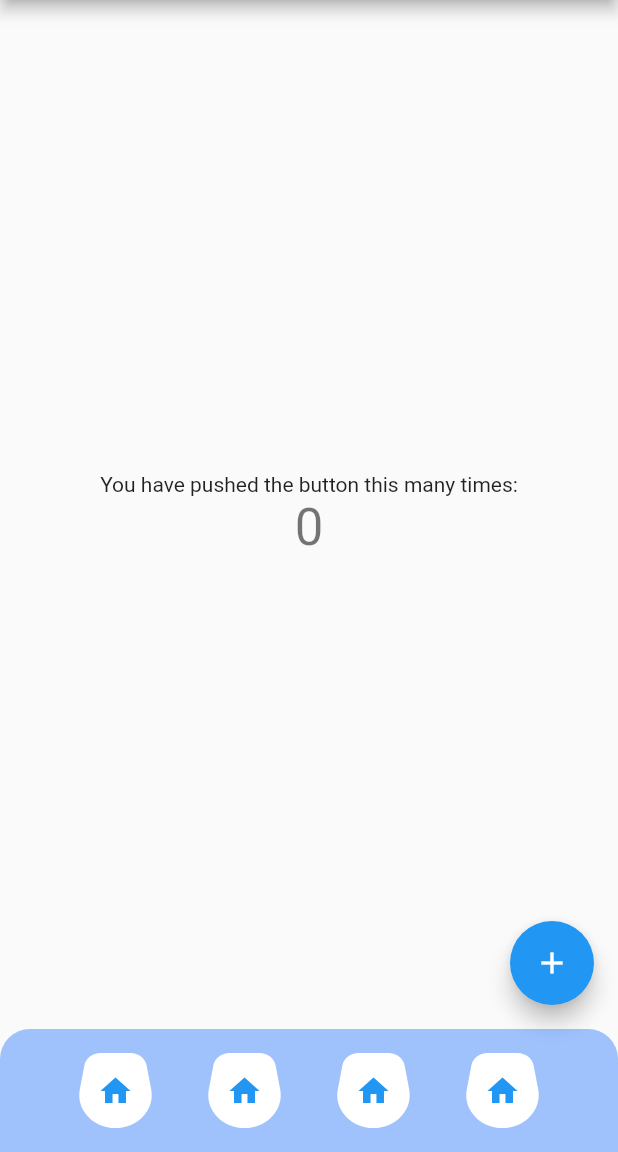
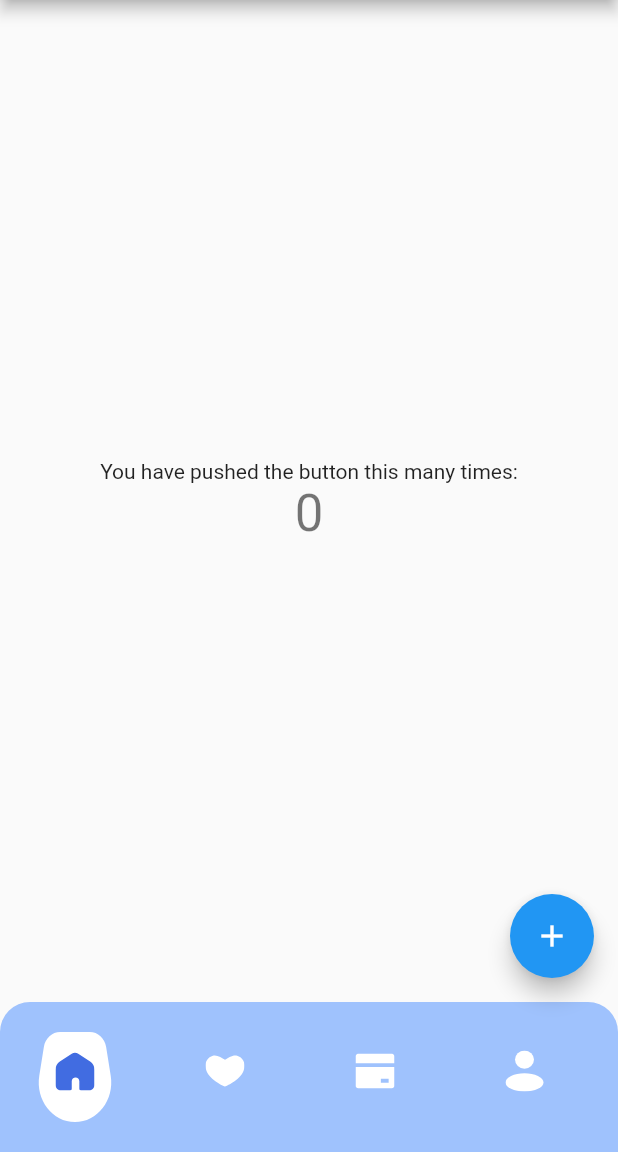
Before and after one commit to nfach98/majoo_mini_project_1, a Flutter app: the screen it shows after launch, on a phone screen of 412 x 824 dp, the part 84-1236 px from its top. Run offline on Flutter 3.47's test engine with Material 2 defaults, Android fonts, the phone set to English and light mode, and no system bars; our stand-ins replace flutter_svg.

Commit message:
add functional bottom navigation bar

```diff
--- a/lib/page/components/bottom_nav_bar_custom_painter.dart
+++ b/lib/page/components/bottom_nav_bar_custom_painter.dart
@@ -3,8 +3,13 @@ import 'dart:ui' as ui;
 import 'package:flutter/material.dart';
 
 class BottomNavBarCustomPainter extends CustomPainter {
+  final bool isPainted;
+  BottomNavBarCustomPainter({this.isPainted = false});
   @override
   void paint(Canvas canvas, Size size) {
+    if (isPainted == false) {
+      return;
+    }
     Path path_0 = Path();
     path_0.moveTo(size.width * 0.08483525, size.height * 0.1660766);
     path_0.cubicTo(size.width * 0.1032363, size.height * 0.07007227,
--- /dev/null
+++ b/lib/page/components/bottom_nav_bar_icon.dart
@@ -0,0 +1,41 @@
+import 'package:flutter/material.dart';
+import 'package:flutter_svg/flutter_svg.dart';
+import 'package:mini_project_1/utils/constants.dart';
+
+import 'bottom_nav_bar_custom_painter.dart';
+
+class BottomNavigationIcon extends StatelessWidget {
+  final String icon;
+  final bool isActive;
+  final Function onPressed;
+
+  const BottomNavigationIcon({
+    Key? key,
+    required this.isActive,
+    required this.onPressed,
+    required this.icon,
+  }) : super(key: key);
+
+  @override
+  Widget build(BuildContext context) {
+    return Padding(
+      padding: const EdgeInsets.symmetric(horizontal: 25),
+      child: CustomPaint(
+        painter: BottomNavBarCustomPainter(isPainted: isActive),
+        willChange: true,
+        child: GestureDetector(
+          onTap: onPressed as Function(),
+          child: Container(
+            height: 55,
+            width: 50,
+            padding: const EdgeInsets.only(left: 12, right: 12, bottom: 8),
+            child: SvgPicture.asset(
+              icon,
+              color: isActive ? colorPrimary : colorBackground,
+            ),
+          ),
+        ),
+      ),
+    );
+  }
+}
--- a/lib/page/home/widget/bottom_nav_bar.dart
+++ b/lib/page/home/widget/bottom_nav_bar.dart
@@ -1,65 +1,54 @@
 import 'package:flutter/material.dart';
-import 'package:mini_project_1/page/components/bottom_nav_bar_custom_painter.dart';
+import 'package:mini_project_1/page/components/bottom_nav_bar_icon.dart';
 
-class BottomNavBar extends StatelessWidget {
+class BottomNavBar extends StatefulWidget {
   const BottomNavBar({Key? key}) : super(key: key);
+
+  @override
+  State<BottomNavBar> createState() => _BottomNavBarState();
+}
+
+class _BottomNavBarState extends State<BottomNavBar> {
+  int selectedIndex = 0;
+
+  bool homeButton = false;
+  bool favouriteButton = false;
+  bool creditCardButton = false;
+  bool usersButton = false;
+
+  List<String> svgAssets = [
+    'assets/svg/home.svg',
+    'assets/svg/favourite.svg',
+    'assets/svg/credit_card.svg',
+    'assets/svg/users.svg',
+  ];
 
   @override
   Widget build(BuildContext context) {
     return Container(
-      padding: const EdgeInsets.all(16),
+      padding: const EdgeInsets.symmetric(vertical: 20),
+      height: 100,
       decoration: BoxDecoration(
         color: Colors.blueAccent.withOpacity(0.5),
-        borderRadius: const BorderRadius.vertical(top: Radius.circular(20)),
+        borderRadius: const BorderRadius.vertical(
+          top: Radius.circular(20),
+        ),
       ),
-      child: Row(
-        mainAxisAlignment: MainAxisAlignment.spaceEvenly,
-        children: [
-          SizedBox(
-              height: 50,
-              width: 50,
-              child: CustomPaint(
-                painter: BottomNavBarCustomPainter(),
-                willChange: true,
-                child: const Icon(
-                  Icons.home,
-                  color: Colors.blue,
-                ),
-              )),
-          SizedBox(
-              height: 50,
-              width: 50,
-              child: CustomPaint(
-                painter: BottomNavBarCustomPainter(),
-                willChange: true,
-                child: const Icon(
-                  Icons.home,
-                  color: Colors.blue,
-                ),
-              )),
-          SizedBox(
-              height: 50,
-              width: 50,
-              child: CustomPaint(
-                painter: BottomNavBarCustomPainter(),
-                willChange: true,
-                child: const Icon(
-                  Icons.home,
-                  color: Colors.blue,
-                ),
-              )),
-          SizedBox(
-              height: 50,
-              width: 50,
-              child: CustomPaint(
-                painter: BottomNavBarCustomPainter(),
-                willChange: true,
-                child: const Icon(
-                  Icons.home,
-                  color: Colors.blue,
-                ),
-              )),
-        ],
+      child: ListView.builder(
+        shrinkWrap: true,
+        physics: const NeverScrollableScrollPhysics(),
+        scrollDirection: Axis.horizontal,
+        itemCount: svgAssets.length,
+        itemBuilder: (context, index) {
+          return BottomNavigationIcon(
+              isActive: index == selectedIndex ? true : false,
+              onPressed: () {
+                setState(() {
+                  selectedIndex = index;
+                });
+              },
+              icon: svgAssets[index]);
+        },
       ),
     );
   }
```
